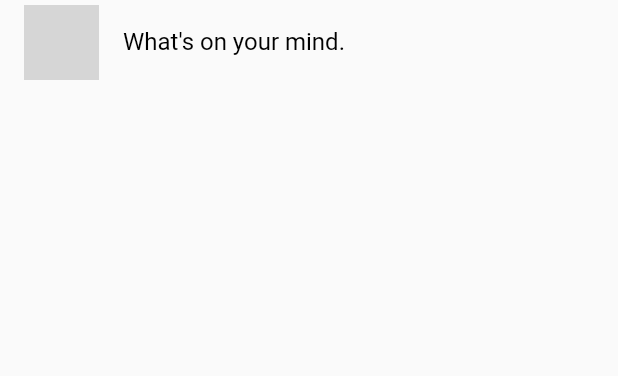
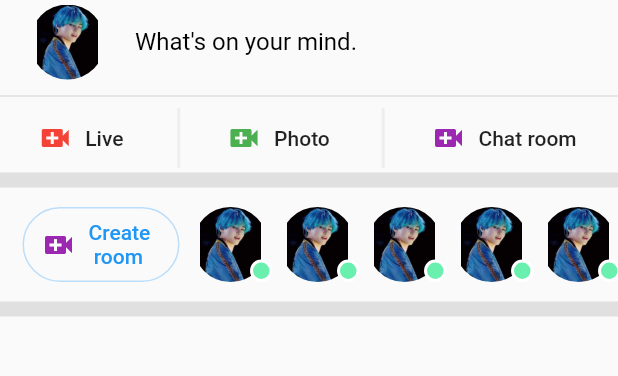
Before and after one commit to shintoanto/facebook_clone, a Flutter app: the screen it shows after launch, on a phone screen of 412 x 824 dp, the part 84-460 px from its top. Run offline on Flutter 3.47's test engine with Material 2 defaults, Android fonts, the phone set to English and light mode, and no system bars; grey boxes are pictures that could not be loaded.

Commit message:
Chat room section.

```diff
--- a/lib/assets.dart
+++ b/lib/assets.dart
@@ -1 +1 @@
-String stone = "asset/bts/avatar/inde2.jpeg";
+String stone = "asset/bts_avatar/inde.jpeg";
--- a/lib/home.dart
+++ b/lib/home.dart
@@ -1,8 +1,18 @@
+import 'package:facebook_clone/sections/roomSection.dart';
 import 'package:facebook_clone/sections/statusSection.dart';
 import 'package:flutter/material.dart';
 import 'package:facebook_clone/widgets/appBarButton.dart';
+import 'package:facebook_clone/sections/headerButtonSection.dart';
 
 class Home extends StatelessWidget {
+  Widget thinDivider = Divider(
+    thickness: 1,
+    color: Colors.grey[300],
+  );
+  Widget thickDivider = Divider(
+    thickness: 10,
+    color: Colors.grey[300],
+  );
   @override
   Widget build(BuildContext context) {
     return MaterialApp(
@@ -33,7 +43,14 @@ class Home extends StatelessWidget {
           ],
         ),
         body: ListView(
-          children: <Widget>[StatusSection()],
+          children: <Widget>[
+            StatusSection(),
+            thinDivider,
+            HeaderButtonSection(),
+            thickDivider,
+            RoomSection(),
+            thickDivider,
+          ],
         ),
       ),
     );
--- /dev/null
+++ b/lib/sections/headerButtonSection.dart
@@ -0,0 +1,58 @@
+import 'package:flutter/material.dart';
+
+class HeaderButtonSection extends StatelessWidget {
+  Widget verticaDivider = VerticalDivider(
+    thickness: 2,
+    color: Colors.grey[200],
+  );
+  Widget headerButton(
+      {@required String buttonText,
+      @required IconData buttonIcon,
+      void Function() buttonAction,
+      @required Color color}) {
+    return FlatButton.icon(
+        onPressed: () {
+          print(buttonText);
+        },
+        icon: Icon(
+          Icons.video_call,
+          color: color,
+        ),
+        label: Text(buttonText));
+  }
+
+  @override
+  Widget build(BuildContext context) {
+    return Container(
+      height: 40,
+      child: Row(
+        mainAxisAlignment: MainAxisAlignment.spaceEvenly,
+        children: <Widget>[
+          headerButton(
+              buttonAction: () {
+                print("Go Live");
+              },
+              buttonIcon: Icons.video_call,
+              color: Colors.red,
+              buttonText: "Live"),
+          verticaDivider,
+          headerButton(
+              buttonAction: () {
+                print("");
+              },
+              buttonIcon: Icons.account_box,
+              color: Colors.green,
+              buttonText: "Photo"),
+          verticaDivider,
+          headerButton(
+              buttonAction: () {
+                print("chat room");
+              },
+              buttonIcon: Icons.video_call,
+              color: Colors.purple,
+              buttonText: "Chat room")
+        ],
+      ),
+    );
+  }
+}
--- /dev/null
+++ b/lib/sections/roomSection.dart
@@ -0,0 +1,57 @@
+import 'package:facebook_clone/assets.dart';
+import 'package:facebook_clone/widgets/avatar.dart';
+import 'package:flutter/material.dart';
+
+class RoomSection extends StatelessWidget {
+  @override
+  Widget build(BuildContext context) {
+    return Container(
+      height: 70,
+      child: ListView(
+        scrollDirection: Axis.horizontal,
+        padding: EdgeInsets.all(10),
+        children: <Widget>[
+          createRoomButton(),
+          Avatar(displayImage: stone, displayStatus: true),
+          Avatar(
+            displayImage: stone,
+            displayStatus: true,
+          ),
+          Avatar(displayImage: stone, displayStatus: true),
+          Avatar(displayImage: stone, displayStatus: true),
+          Avatar(displayImage: stone, displayStatus: true),
+          Avatar(displayImage: stone, displayStatus: true),
+          Avatar(displayImage: stone, displayStatus: true),
+        ],
+      ),
+    );
+  }
+
+  Widget createRoomButton() {
+    return Container(
+      padding: EdgeInsets.only(
+        left: 5,
+        right: 5,
+      ),
+      child: OutlineButton.icon(
+        shape: StadiumBorder(),
+        icon: Icon(
+          Icons.video_call,
+          color: Colors.purple,
+        ),
+        label: Text(
+          "Create \n room",
+          style: TextStyle(
+            color: Colors.blue,
+          ),
+        ),
+        onPressed: () {
+          print("Create chat room");
+        },
+        borderSide: BorderSide(
+          color: Colors.blue[100],
+        ),
+      ),
+    );
+  }
+}
--- a/lib/sections/statusSection.dart
+++ b/lib/sections/statusSection.dart
@@ -1,18 +1,12 @@
 import 'package:facebook_clone/assets.dart';
+import 'package:facebook_clone/widgets/avatar.dart';
 import 'package:flutter/material.dart';
 
 class StatusSection extends StatelessWidget {
   @override
   Widget build(BuildContext context) {
     return ListTile(
-      leading: ClipRRect(
-        borderRadius: BorderRadius.circular(100),
-        child: Image.asset(
-          stone,
-          width: 50,
-          height: 50,
-        ),
-      ),
+      leading: Avatar(displayImage: stone, displayStatus: false),
       title: TextField(
         decoration: InputDecoration(
             hintText: "What's on your mind.",
--- /dev/null
+++ b/lib/widgets/avatar.dart
@@ -0,0 +1,54 @@
+import 'package:facebook_clone/assets.dart';
+import 'package:flutter/material.dart';
+
+class Avatar extends StatelessWidget {
+  final String displayImage;
+  final bool displayStatus;
+  Avatar({
+    @required this.displayImage,
+    @required this.displayStatus,
+  });
+  @override
+  Widget build(BuildContext context) {
+    // Widget statusIndicator;
+    // if (statusIndicator == true) {
+    // statusIndicator =
+    // } else {
+    //   statusIndicator = SizedBox();
+    // }
+    return Stack(children: <Widget>[
+      Container(
+        padding: EdgeInsets.only(
+          left: 4,
+          right: 4,
+        ),
+        child: ClipRRect(
+          borderRadius: BorderRadius.circular(100),
+          child: Image.asset(
+            stone,
+            width: 50,
+            height: 50,
+          ),
+        ),
+      ),
+      displayStatus == true
+          ? Positioned(
+              bottom: 0,
+              right: 1,
+              child: Container(
+                width: 15,
+                height: 15,
+                decoration: BoxDecoration(
+                  color: Colors.greenAccent,
+                  shape: BoxShape.circle,
+                  border: Border.all(
+                    color: Colors.white,
+                    width: 2,
+                  ),
+                ),
+              ),
+            )
+          : SizedBox()
+    ]);
+  }
+}
```
Also changed, not shown: asset/bts_avatar/inde.jpeg (renamed from asset/bts_avatar/inde2.jpeg), 1 other file.
